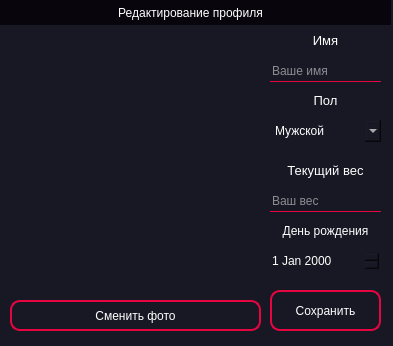
This is Program/new_design/profile.ui in Daniil-Solo/Training-tracker as Qt 5 draws it before an edit. The edited form follows.
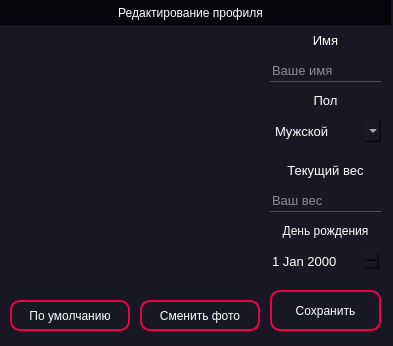
This is the edited form. Icons and pictures are not drawn.

Commit message: change structure of class MyProfile, add saving changes, add loading data in window for change profile

```diff
--- a/Program/new_design/profile.ui
+++ b/Program/new_design/profile.ui
@@ -132,6 +132,11 @@
       <height>22</height>
      </rect>
     </property>
+    <property name="font">
+     <font>
+      <pointsize>10</pointsize>
+     </font>
+    </property>
     <property name="styleSheet">
      <string notr="true">border-bottom: 1px solid rgb(230, 5, 64)</string>
     </property>
@@ -163,9 +168,9 @@
    <widget class="QPushButton" name="change_photo">
     <property name="geometry">
      <rect>
-      <x>10</x>
+      <x>140</x>
       <y>300</y>
-      <width>251</width>
+      <width>120</width>
       <height>31</height>
      </rect>
     </property>
@@ -217,6 +222,11 @@
       <height>22</height>
      </rect>
     </property>
+    <property name="font">
+     <font>
+      <pointsize>10</pointsize>
+     </font>
+    </property>
     <property name="styleSheet">
      <string notr="true">border-bottom: 1px solid rgb(230, 5, 64)</string>
     </property>
@@ -275,6 +285,11 @@
       <height>22</height>
      </rect>
     </property>
+    <property name="font">
+     <font>
+      <pointsize>10</pointsize>
+     </font>
+    </property>
     <item>
      <property name="text">
       <string>Мужской</string>
@@ -324,6 +339,38 @@
       <height>22</height>
      </rect>
     </property>
+    <property name="font">
+     <font>
+      <pointsize>10</pointsize>
+     </font>
+    </property>
+   </widget>
+   <widget class="QPushButton" name="set_default_photo">
+    <property name="geometry">
+     <rect>
+      <x>10</x>
+      <y>300</y>
+      <width>120</width>
+      <height>31</height>
+     </rect>
+    </property>
+    <property name="styleSheet">
+     <string notr="true">QPushButton{
+	border: 1.5px solid rgb(230, 5, 64);
+	border-radius: 10px;
+}
+QPushButton::hover{
+	border: 3px solid rgb(230, 5, 64);
+	border-radius: 10px;
+}
+QPushButton::pressed{
+	border: 5px solid rgb(230, 5, 64);
+	border-radius: 10px;
+}</string>
+    </property>
+    <property name="text">
+     <string>По умолчанию</string>
+    </property>
    </widget>
    <zorder>header_frame</zorder>
    <zorder>photo_label</zorder>
```
Left out of the diff: 1 changed line with no effect on the pictures. The commit also changes 3 other files.
